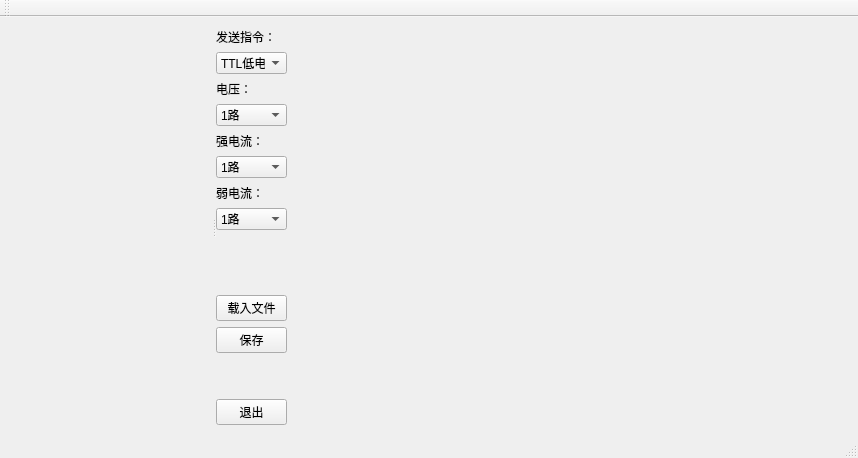
Before: the Qt Designer form mainwindow.ui in zezeez/qwave, drawn with Qt 5.
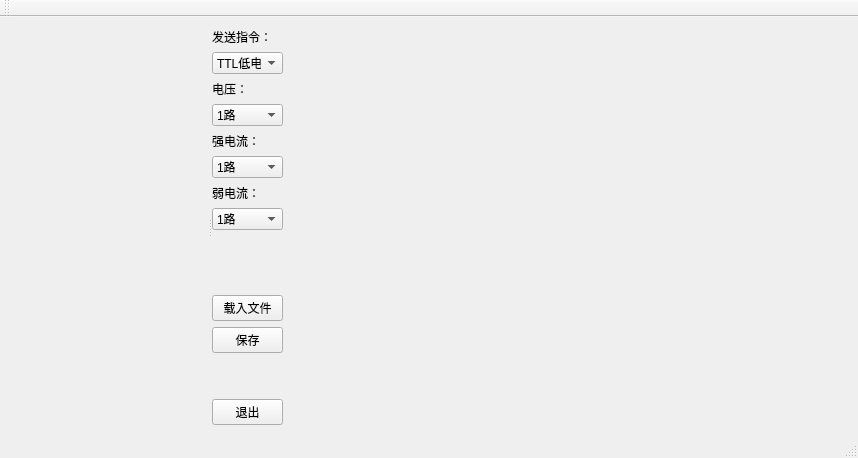
After: the same form once the commit is applied. Custom widgets are drawn as their Qt base class.

What changed in the file:
```diff
--- a/mainwindow.ui
+++ b/mainwindow.ui
@@ -14,8 +14,8 @@
    <string>MainWindow</string>
   </property>
   <widget class="QWidget" name="centralWidget">
-   <layout class="QFormLayout" name="formLayout">
-    <item row="0" column="1">
+   <layout class="QVBoxLayout" name="verticalLayout_8">
+    <item>
      <widget class="QSplitter" name="splitter">
       <property name="orientation">
        <enum>Qt::Horizontal</enum>
@@ -60,7 +60,7 @@
         </item>
        </layout>
       </widget>
-      <widget class="QWidget" name="">
+      <widget class="QWidget" name="layoutWidget">
        <layout class="QVBoxLayout" name="verticalLayout_7">
         <property name="leftMargin">
          <number>0</number>
```
Left out of the diff: 15 changed lines with no effect on the pictures.
